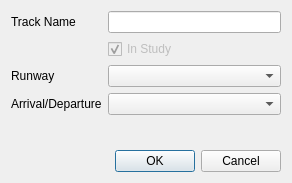
The window that open_alaqs/ui/ui_tracks.ui (eurocontrol-asu/open_alaqs) describes before a commit, drawn with Qt 5.
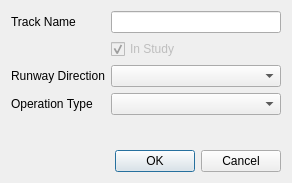
The same window after the commit.

```diff
--- a/open_alaqs/ui/ui_tracks.ui
+++ b/open_alaqs/ui/ui_tracks.ui
@@ -47,7 +47,7 @@
    <item row="3" column="0">
     <widget class="QLabel" name="label_5">
      <property name="text">
-      <string>Runway</string>
+      <string>Runway Direction</string>
      </property>
     </widget>
    </item>
@@ -61,7 +61,7 @@
    <item row="4" column="0">
     <widget class="QLabel" name="label_2">
      <property name="text">
-      <string>Arrival/Departure</string>
+      <string>Operation Type</string>
      </property>
     </widget>
    </item>
```
